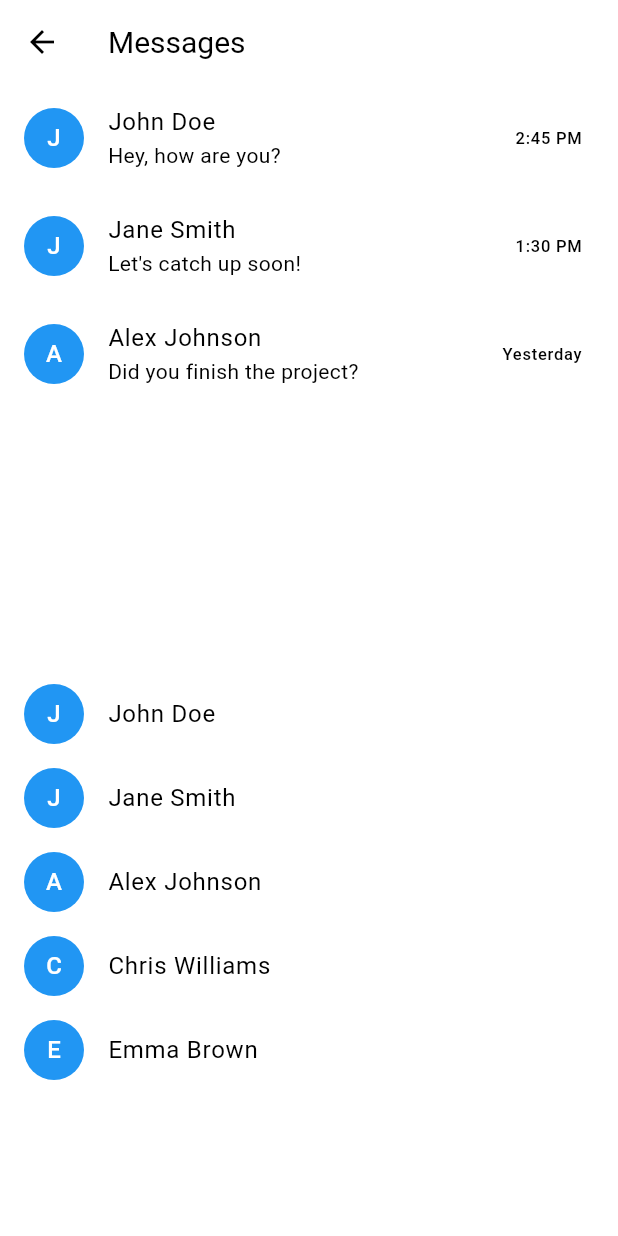
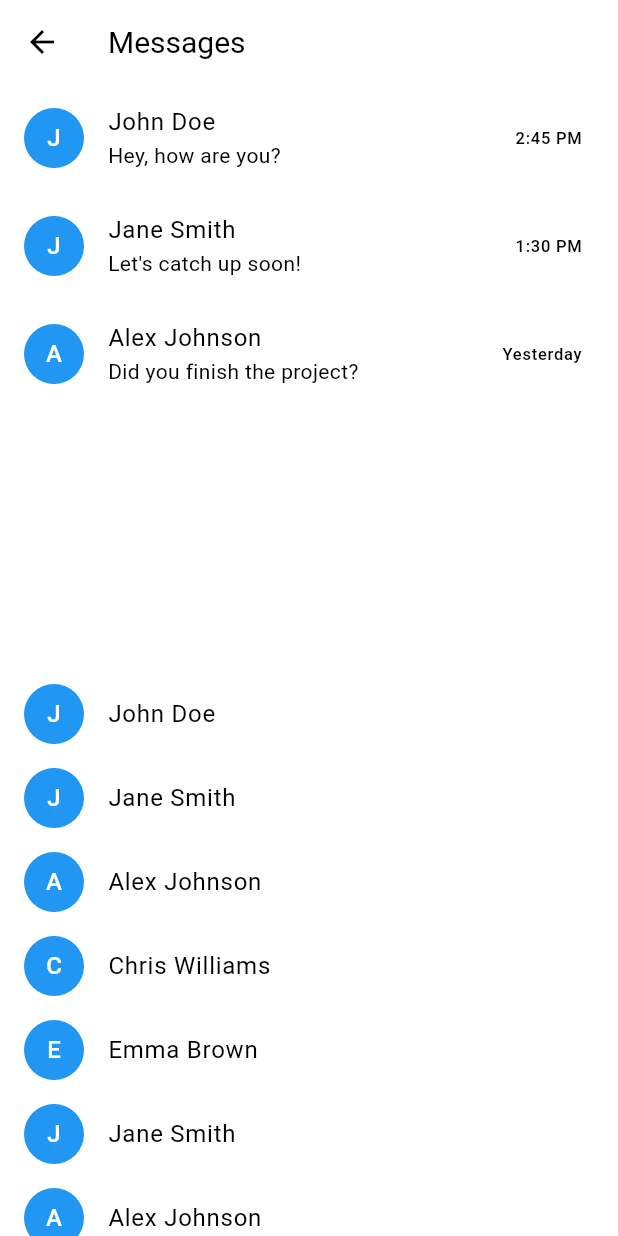
Before and after one commit to NikolaGilev/MealMastermind, a Flutter app: the MessagesScreen screen opened directly, on a phone screen of 412 x 824 dp. Run offline on Flutter 3.47's test engine with Material 3 defaults, Android fonts, the phone set to English and light mode, and no system bars; our stand-ins replace flutter_map, fluttertoast, geolocator, image_picker, latlong2; accounts and stored records are empty; network calls fail.

Commit message:
update app

```diff
--- a/DartApp/lib/models/recipe.dart
+++ b/DartApp/lib/models/recipe.dart
@@ -13,7 +13,7 @@ class Recipe {
   final List<String> instructions;
   final Map<String, dynamic> nutritionalInfo;
   final double rating;
-  final List<Map<String, dynamic>> comments; // New field for comments
+  final List<Map<String, dynamic>> comments;
   final String latitude;
   final String longitude;
 
@@ -30,7 +30,7 @@ class Recipe {
     required this.instructions,
     required this.nutritionalInfo,
     required this.rating,
-    this.comments = const [], // Initialize comments as empty list by default
+    this.comments = const [],
     this.latitude = "",
     this.longitude = "",
   });
@@ -67,7 +67,7 @@ class Recipe {
     'ingredients': recipe.ingredients,
     'instructions': recipe.instructions,
     'nutritionalInfo': recipe.nutritionalInfo,
-    'comments': recipe.comments, // Convert comments to JSON
+    'comments': recipe.comments,
     'rating': recipe.rating,
     'latitude': recipe.latitude,
     'longitude': recipe.longitude,
--- a/DartApp/lib/screens/messages_screen.dart
+++ b/DartApp/lib/screens/messages_screen.dart
@@ -22,6 +22,18 @@ class MessagesScreen extends StatelessWidget {
   final List<Map<String, String>> friendsList = [
     {
       'name': 'John Doe',
+    },
+    {
+      'name': 'Jane Smith',
+    },
+    {
+      'name': 'Alex Johnson',
+    },
+    {
+      'name': 'Chris Williams',
+    },
+    {
+      'name': 'Emma Brown',
     },
     {
       'name': 'Jane Smith',
--- a/DartApp/lib/screens/post_screen.dart
+++ b/DartApp/lib/screens/post_screen.dart
@@ -85,7 +85,6 @@ class _PostScreenState extends State<PostScreen> {
       _instructions.add(TextEditingController());
     });
   }
-
   void _submitRecipe() async {
     if (_formKey.currentState!.validate()) {
       setState(() {
@@ -121,6 +120,9 @@ class _PostScreenState extends State<PostScreen> {
       // Call API to save the recipe
       bool success = await apiService.postRecipe(newRecipe, _imageFile);
 
+      // Check if the widget is still mounted before calling setState()
+      if (!mounted) return;
+
       setState(() {
         _isPosting = false;
       });
@@ -138,6 +140,7 @@ class _PostScreenState extends State<PostScreen> {
       }
     }
   }
+
 
   Widget _buildPostingOverlay() {
     return Container(
--- a/DartApp/lib/screens/profile_screen.dart
+++ b/DartApp/lib/screens/profile_screen.dart
@@ -1,8 +1,8 @@
 import 'package:flutter/material.dart';
 
 class ProfileScreen extends StatelessWidget {
-  final String userName = 'John Doe';
-  final String userEmail = 'john.doe@example.com';
+  final String userName = 'Nikola Gilev';
+  final String userEmail = 'nikola.gilev@gmail.com';
   final String userImageUrl = 'https://via.placeholder.com/150'; // Placeholder image URL
 
   @override
--- a/DartApp/lib/utils/constants.dart
+++ b/DartApp/lib/utils/constants.dart
@@ -2,4 +2,4 @@
 // const String apiUrl = 'http://192.168.100.252:5000/api';
 
 // for localhost emulator
-const String apiUrl = 'http://10.0.2.2:5000/api';
+const String apiUrl = 'http://192.168.100.102:5000/api';
```
Also changed, not shown: DartApp/lib/services/api_service.dart (+9 -7 lines), 1 other file.
